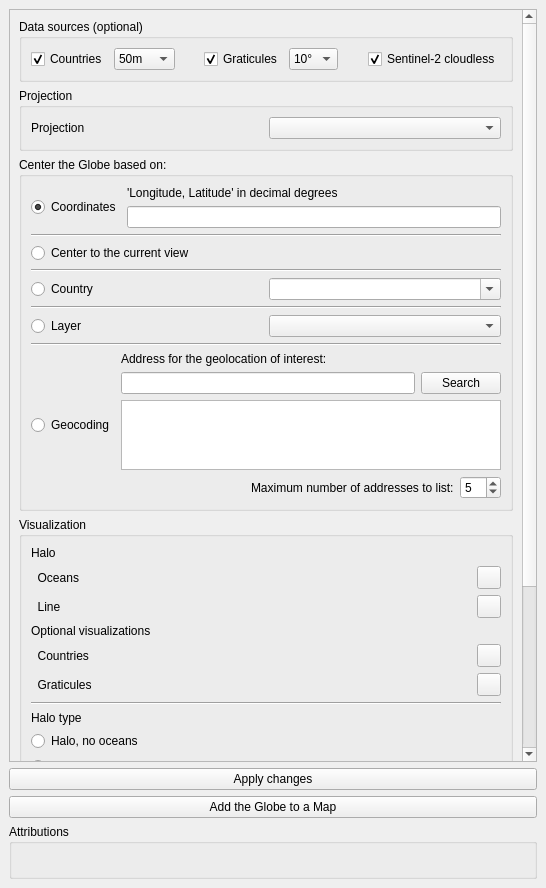
majaes/Map2Globe, file GlobeBuilder/resources/ui/globe_builder_dockwidget_base.ui: the form before one commit.
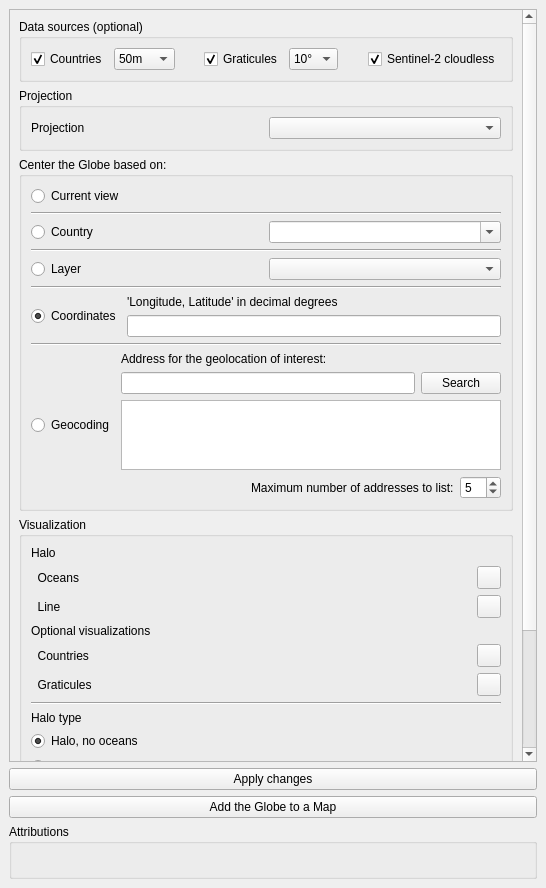
The form after the commit. Custom widgets are drawn as their Qt base class.

Commit message: Rename layer to Pays, remove the intersecting-view option, persist halo/oceans/graticules layers, fix legend icons, new defaults and centring order (v0.7.4)

Patch:
```diff
--- a/GlobeBuilder/resources/ui/globe_builder_dockwidget_base.ui
+++ b/GlobeBuilder/resources/ui/globe_builder_dockwidget_base.ui
@@ -197,50 +197,15 @@
             <layout class="QVBoxLayout" name="verticalLayout_12">
              <item>
               <layout class="QVBoxLayout" name="verticalLayout_5">
-               <item>
-                <layout class="QHBoxLayout" name="horizontalLayout_4">
-                 <item>
-                  <widget class="QRadioButton" name="radioButtonCoordinates">
-                   <property name="text">
-                    <string>Coordinates</string>
-                   </property>
-                   <property name="checked">
-                    <bool>true</bool>
-                   </property>
-                  </widget>
-                 </item>
-                 <item>
-                  <layout class="QVBoxLayout" name="verticalLayout">
-                   <item>
-                    <widget class="QLabel" name="label_2">
-                     <property name="text">
-                      <string>'Longitude, Latitude' in decimal degrees</string>
-                     </property>
-                    </widget>
-                   </item>
-                   <item>
-                    <widget class="QLineEdit" name="lineEditLonLat"/>
-                   </item>
-                  </layout>
-                 </item>
-                </layout>
-               </item>
-               <item>
-                <widget class="Line" name="line_3">
-                 <property name="orientation">
-                  <enum>Qt::Horizontal</enum>
-                 </property>
-                </widget>
-               </item>
                <item>
                 <widget class="QRadioButton" name="radioButtonCenter">
                  <property name="text">
-                  <string>Center to the current view</string>
+                  <string>Current view</string>
                  </property>
                 </widget>
                </item>
                <item>
-                <widget class="Line" name="line_name">
+                <widget class="Line" name="line_3">
                  <property name="orientation">
                   <enum>Qt::Horizontal</enum>
                  </property>
@@ -265,7 +230,7 @@
                 </layout>
                </item>
                <item>
-                <widget class="Line" name="line_4">
+                <widget class="Line" name="line_name">
                  <property name="orientation">
                   <enum>Qt::Horizontal</enum>
                  </property>
@@ -285,6 +250,41 @@
                  </item>
                 </layout>
                </item>
+               <item>
+                <widget class="Line" name="line_4">
+                 <property name="orientation">
+                  <enum>Qt::Horizontal</enum>
+                 </property>
+                </widget>
+               </item>
+               <item>
+                <layout class="QHBoxLayout" name="horizontalLayout_4">
+                 <item>
+                  <widget class="QRadioButton" name="radioButtonCoordinates">
+                   <property name="text">
+                    <string>Coordinates</string>
+                   </property>
+                   <property name="checked">
+                    <bool>true</bool>
+                   </property>
+                  </widget>
+                 </item>
+                 <item>
+                  <layout class="QVBoxLayout" name="verticalLayout">
+                   <item>
+                    <widget class="QLabel" name="label_2">
+                     <property name="text">
+                      <string>'Longitude, Latitude' in decimal degrees</string>
+                     </property>
+                    </widget>
+                   </item>
+                   <item>
+                    <widget class="QLineEdit" name="lineEditLonLat"/>
+                   </item>
+                  </layout>
+                 </item>
+                </layout>
+               </item>
                <item>
                 <widget class="Line" name="line">
                  <property name="orientation">
@@ -529,6 +529,9 @@
                    <property name="text">
                     <string>Halo, no oceans</string>
                    </property>
+                   <property name="checked">
+                    <bool>true</bool>
+                   </property>
                   </widget>
                  </item>
                  <item>
@@ -550,9 +553,6 @@
                    <property name="text">
                     <string>Outline, with oceans</string>
                    </property>
-                   <property name="checked">
-                    <bool>true</bool>
-                   </property>
                   </widget>
                  </item>
                  <item>
@@ -593,36 +593,6 @@
             </layout>
            </widget>
           </item>
-          <item>
-           <widget class="QgsCollapsibleGroupBox" name="mGroupBox_4">
-            <property name="title">
-             <string>Options</string>
-            </property>
-            <property name="collapsed">
-             <bool>false</bool>
-            </property>
-            <layout class="QVBoxLayout" name="verticalLayout_17">
-             <item>
-              <layout class="QHBoxLayout" name="horizontalLayout_15">
-               <item>
-                <widget class="QCheckBox" name="checkBoxIntCountries">
-                 <property name="text">
-                  <string>Color for Countries intersecting the current view</string>
-                 </property>
-                </widget>
-               </item>
-               <item>
-                <widget class="QgsColorButton" name="mColorButtonIntCountries">
-                 <property name="allowOpacity">
-                  <bool>true</bool>
-                 </property>
-                </widget>
-               </item>
-              </layout>
-             </item>
-            </layout>
-           </widget>
-          </item>
           <item>
            <spacer name="verticalSpacer_3">
             <property name="orientation">
```
The commit also changes 12 other files.
